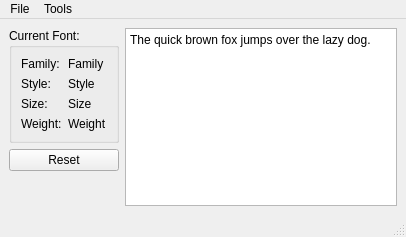
This is Qt/11_qsettings/mainwindow.ui in de-souza/embedded-cpp-training as Qt 5 draws it before an edit. The edited form follows.
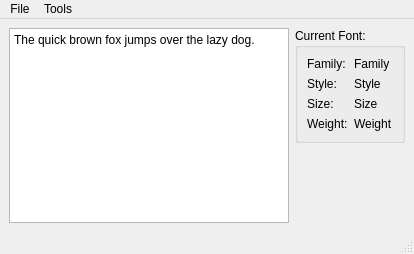
This is the edited form.

Commit message: Move reset button to options dialog

The edit to the form file:
```diff
--- a/Qt/11_qsettings/mainwindow.ui
+++ b/Qt/11_qsettings/mainwindow.ui
@@ -6,8 +6,8 @@
    <rect>
     <x>0</x>
     <y>0</y>
-    <width>406</width>
-    <height>237</height>
+    <width>414</width>
+    <height>254</height>
    </rect>
   </property>
   <property name="windowTitle">
@@ -15,6 +15,13 @@
   </property>
   <widget class="QWidget" name="centralwidget">
    <layout class="QHBoxLayout" name="horizontalLayout">
+    <item>
+     <widget class="QPlainTextEdit" name="plainTextEdit">
+      <property name="plainText">
+       <string>The quick brown fox jumps over the lazy dog.</string>
+      </property>
+     </widget>
+    </item>
     <item>
      <layout class="QVBoxLayout" name="verticalLayout">
       <item>
@@ -82,13 +89,6 @@
         </layout>
        </widget>
       </item>
-      <item>
-       <widget class="QPushButton" name="pushButton">
-        <property name="text">
-         <string>Reset</string>
-        </property>
-       </widget>
-      </item>
       <item>
        <spacer name="verticalSpacer">
         <property name="orientation">
@@ -104,13 +104,6 @@
       </item>
      </layout>
     </item>
-    <item>
-     <widget class="QPlainTextEdit" name="plainTextEdit">
-      <property name="plainText">
-       <string>The quick brown fox jumps over the lazy dog.</string>
-      </property>
-     </widget>
-    </item>
    </layout>
   </widget>
   <widget class="QMenuBar" name="menubar">
@@ -118,7 +111,7 @@
     <rect>
      <x>0</x>
      <y>0</y>
-     <width>406</width>
+     <width>414</width>
      <height>22</height>
     </rect>
    </property>
```
The commit also changes 5 other files.
